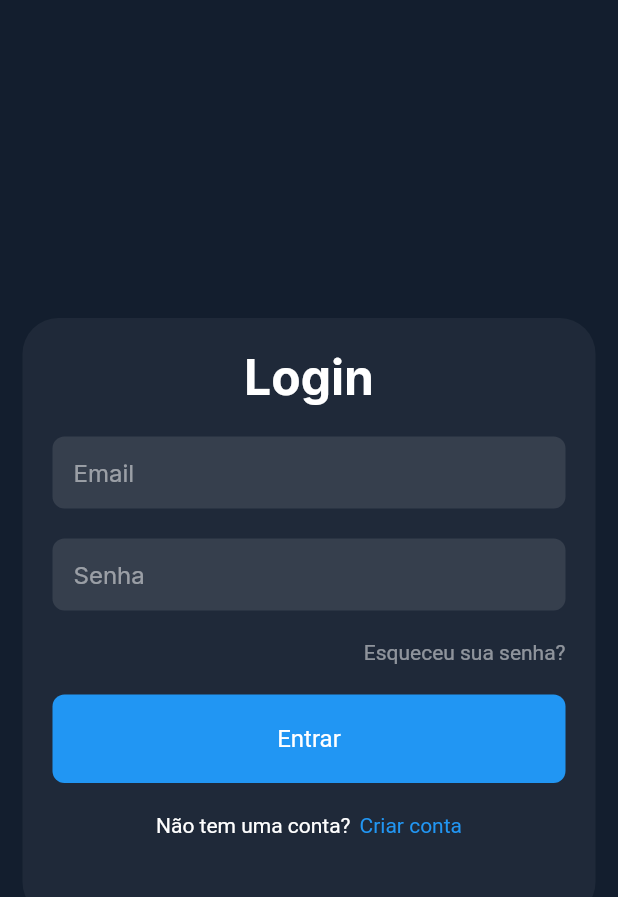
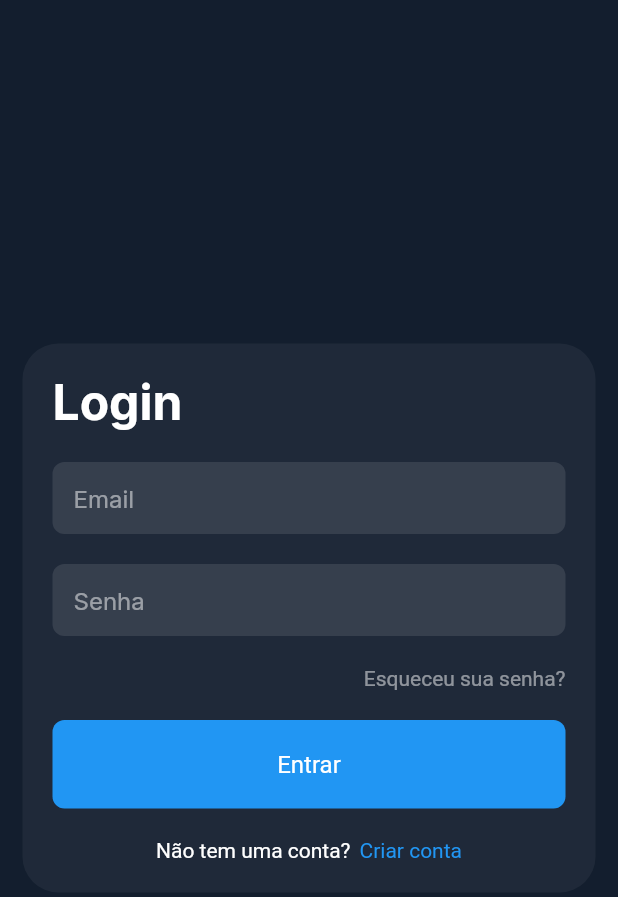
Before and after one commit to scjoaoantonio/accountpage, a Flutter app: the screen it shows after launch, on a phone screen of 412 x 824 dp. Shown: the top 897 px of the screen. Run offline on Flutter 3.47's test engine with Material 2 defaults, Android fonts, the phone set to English and light mode, and no system bars; our stand-ins replace google_fonts.

Commit message:
update login page

```diff
--- a/lib/screens/login/login_screen.dart
+++ b/lib/screens/login/login_screen.dart
@@ -17,8 +17,8 @@ class LoginScreen extends StatelessWidget {
             child: ConstrainedBox(
               constraints: BoxConstraints(maxHeight: 500, maxWidth: 500),
               child: Container(
-                width: double.infinity,
-                height: 400,
+                // width: double.infinity,
+                // height: 400,
                 padding: EdgeInsets.all(20),
                 decoration: BoxDecoration(
                   color: Colors.white.withOpacity(0.05),
@@ -26,14 +26,12 @@ class LoginScreen extends StatelessWidget {
                     Radius.circular(24),
                   ),
                 ),
-                child: Column(
+                child: Wrap(
+                  runSpacing: 20,
                   children: [
                     AppTitle('Login'),
-                    SizedBox(height: 20),
                     InputText(placeholder: 'Email'),
-                    SizedBox(height: 20),
                     InputText(placeholder: 'Senha'),
-                    SizedBox(height: 20),
                     SizedBox(
                       width: double.infinity,
                       child: AppText(
@@ -42,7 +40,6 @@ class LoginScreen extends StatelessWidget {
                         color: Colors.white.withOpacity(0.5),
                       ),
                     ),
-                    SizedBox(height: 20),
                     SizedBox(
                       width: double.infinity,
                       child: TextButton(
@@ -64,7 +61,6 @@ class LoginScreen extends StatelessWidget {
                         child: Text('Entrar'),
                       ),
                     ),
-                    SizedBox(height: 20),
                     Row(
                       mainAxisAlignment: MainAxisAlignment.center,
                       children: [
```
